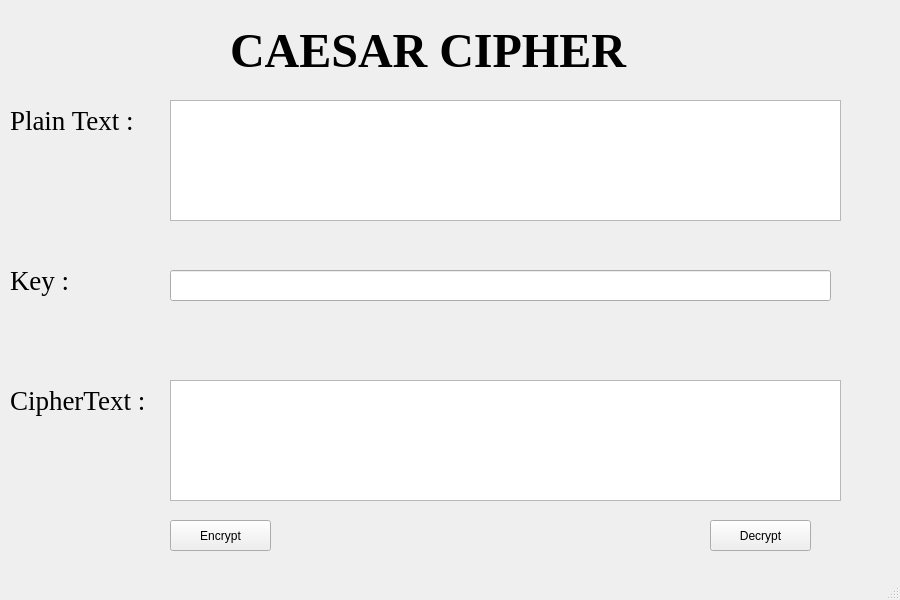
Old version of the form lab_03/ui/caesar.ui in the repository LeAn0305/bmttnc-hutech-2380600006.
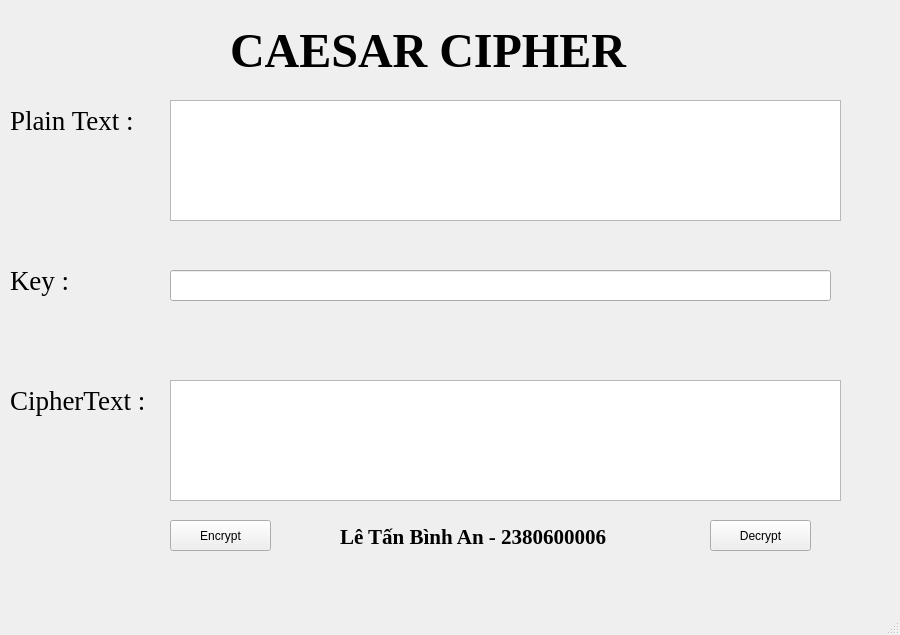
New version of the form.

Diff of the .ui file:
```diff
--- a/lab_03/ui/caesar.ui
+++ b/lab_03/ui/caesar.ui
@@ -7,7 +7,7 @@
     <x>0</x>
     <y>0</y>
     <width>900</width>
-    <height>600</height>
+    <height>635</height>
    </rect>
   </property>
   <property name="windowTitle">
@@ -148,6 +148,27 @@
      <string>Decrypt</string>
     </property>
    </widget>
+   <widget class="QLabel" name="label">
+    <property name="geometry">
+     <rect>
+      <x>340</x>
+      <y>526</y>
+      <width>271</width>
+      <height>21</height>
+     </rect>
+    </property>
+    <property name="font">
+     <font>
+      <family>Times New Roman</family>
+      <pointsize>16</pointsize>
+      <weight>75</weight>
+      <bold>true</bold>
+     </font>
+    </property>
+    <property name="text">
+     <string>Lê Tấn Bình An - 2380600006</string>
+    </property>
+   </widget>
   </widget>
   <widget class="QMenuBar" name="menubar">
    <property name="geometry">
```
